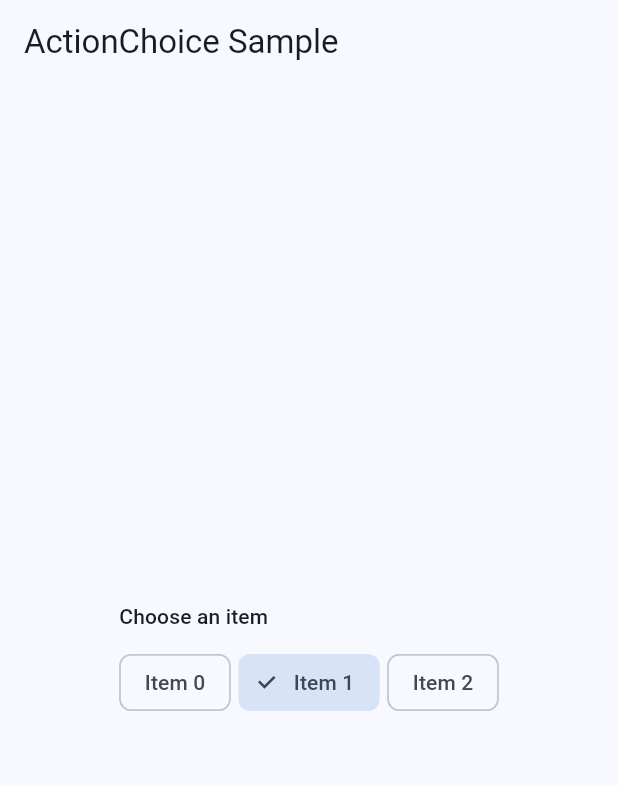
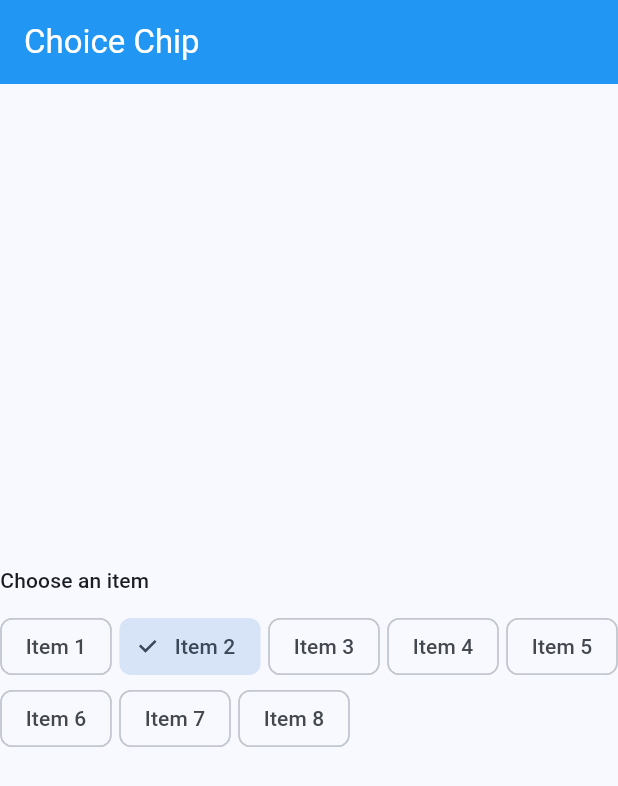
Before and after one commit to Vikram1999dev/flutter-practise, a Flutter app: the screen it shows after launch, on a phone screen of 412 x 824 dp. Shown: the top 786 px of the screen. Run offline on Flutter 3.47's test engine with Material 3 defaults, Android fonts, the light colour scheme and no system bars.

Commit message:
added choice chip

```diff
--- a/lib/main.dart
+++ b/lib/main.dart
@@ -16,7 +16,7 @@ class MyApp extends StatelessWidget {
         colorScheme: ColorScheme.fromSeed(seedColor: Colors.blue),
         useMaterial3: true,
       ),
-      home: const MyHomePage(title: 'Hero'),
+      home: const MyHomePage(title: 'Choice Chip'),
     );
   }
 }
@@ -38,7 +38,11 @@ class _MyHomePageState extends State<MyHomePage> {
     final TextTheme textTheme = Theme.of(context).textTheme;
     return Scaffold(
       appBar: AppBar(
-        title: const Text('ActionChoice Sample'),
+        title: Text(
+          widget.title,
+          style: const TextStyle(color: Colors.white),
+        ),
+        backgroundColor: Colors.blue,
       ),
       body: Center(
         child: Column(
@@ -50,10 +54,10 @@ class _MyHomePageState extends State<MyHomePage> {
             Wrap(
               spacing: 5.0,
               children: List<Widget>.generate(
-                3,
+                8,
                 (int index) {
                   return ChoiceChip(
-                    label: Text('Item $index'),
+                    label: Text('Item ${index + 1}'),
                     selected: _value == index,
                     onSelected: (bool selected) {
                       setState(() {
```
